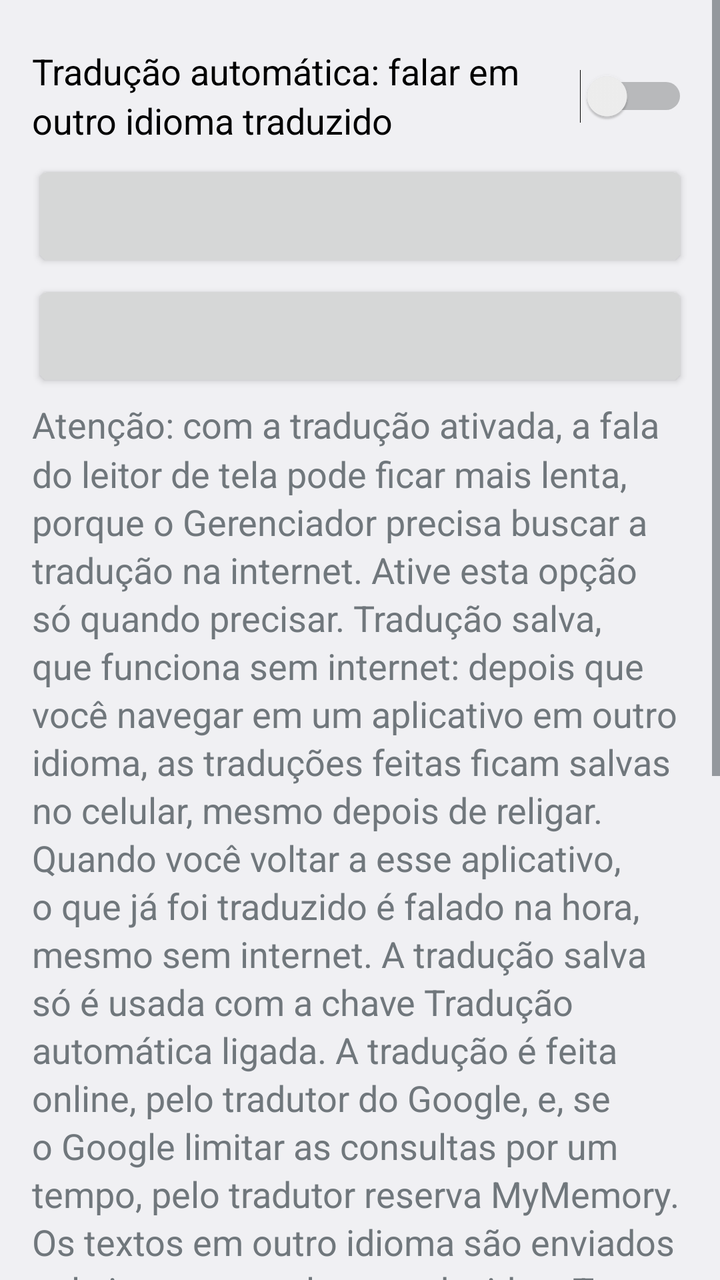
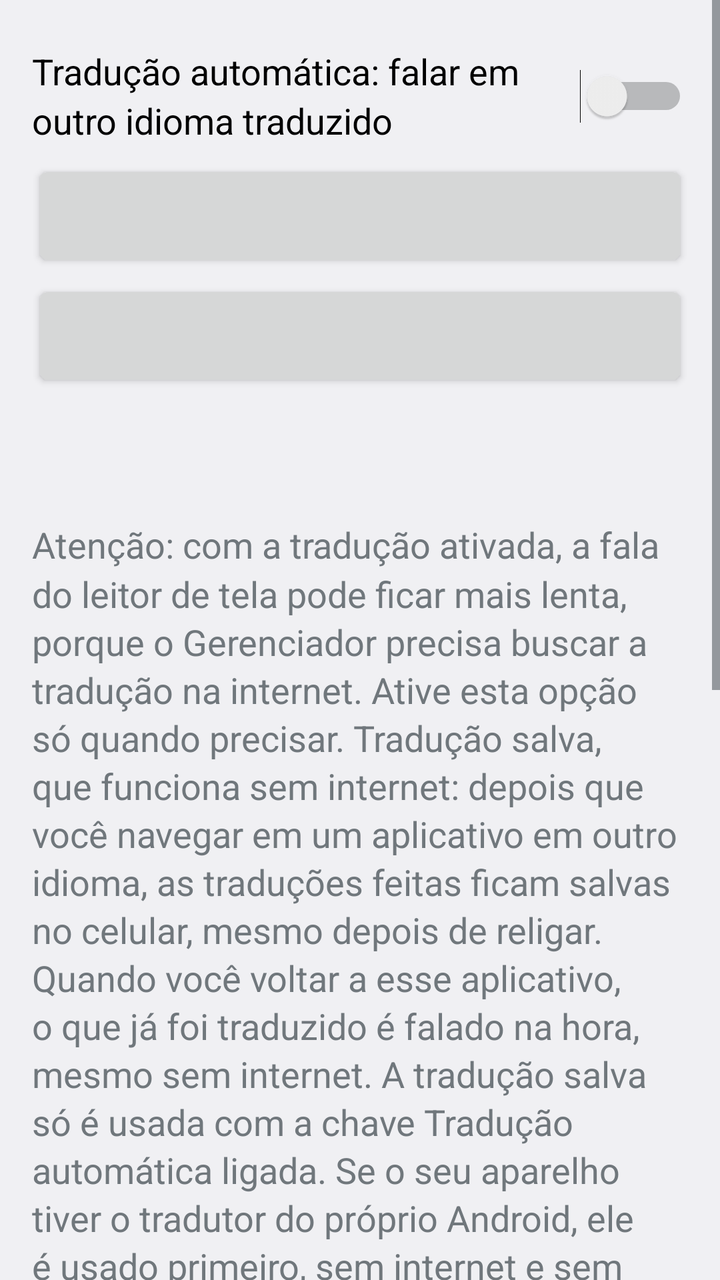

Compare the two renders of this Android layout. The source of the first and the diff that turns it into the second are given below.
<!-- AndroidManifest.xml: application theme AppTheme -->
<!-- res/layout/activity_translation.xml -->
<?xml version="1.0" encoding="utf-8"?>
<ScrollView xmlns:android="http://schemas.android.com/apk/res/android"
    android:layout_width="match_parent"
    android:layout_height="match_parent"
    android:fillViewport="true">

    <LinearLayout
        android:layout_width="match_parent"
        android:layout_height="wrap_content"
        android:orientation="vertical"
        android:padding="16dp">

        <Switch
            android:id="@+id/switch_translate"
            style="@style/Row"
            android:text="@string/translate_switch" />

        <Button
            android:id="@+id/btn_source"
            style="@style/Row" />

        <Button
            android:id="@+id/btn_target"
            style="@style/Row" />

        <TextView
            style="@style/Row"
            android:focusable="true"
            android:text="@string/translate_note" />

        <EditText
            android:id="@+id/edit_test"
            style="@style/Row"
            android:hint="@string/hint_test_text"
            android:importantForAutofill="no"
            android:inputType="textMultiLine|textCapSentences"
            android:text="@string/translate_test_text" />

        <Button
            android:id="@+id/btn_test"
            style="@style/Row"
            android:text="@string/translate_listen" />

        <Button
            android:id="@+id/btn_clear_saved"
            style="@style/Row" />

        <Button
            android:id="@+id/btn_help"
            style="@style/Row"
            android:text="@string/audio_help_button" />
    </LinearLayout>
</ScrollView>
<!-- resources referenced by this layout -->
<resources>
  <string name="audio_help_button">Caso tenha problemas, toque aqui para saber o motivo</string>
  <string name="hint_test_text">Texto para testar a voz</string>
  <string name="translate_listen">Ouvir a tradução</string>
  <string name="translate_note">Atenção: com a tradução ativada, a fala do leitor de tela pode ficar mais lenta, porque o Gerenciador precisa buscar a tradução na internet. Ative esta opção só quando precisar.
  
  Tradução salva, que funciona sem internet: depois que você navegar em um aplicativo em outro idioma, as traduções feitas ficam salvas no celular, mesmo depois de religar. Quando você voltar a esse aplicativo, o que já foi traduzido é falado na hora, mesmo sem internet. A tradução salva só é usada com a chave Tradução automática ligada.
  
  A tradução é feita online, pelo tradutor do Google, e, se o Google limitar as consultas por um tempo, pelo tradutor reserva MyMemory. Os textos em outro idioma são enviados pela internet e voltam traduzidos. Textos que já estão no idioma de destino não são enviados. Se a internet ou os tradutores falharem, o texto ainda não traduzido é lido no idioma original.</string>
  <string name="translate_switch">Tradução automática: falar em outro idioma traduzido</string>
  <string name="translate_test_text">Hello! This text is in English. If you can hear it in your language, the translation is working.</string>
  <style name="Row">
          <item name="android:layout_width">match_parent</item>
          <item name="android:layout_height">wrap_content</item>
          <item name="android:minHeight">56dp</item>
          <item name="android:layout_marginTop">4dp</item>
          
          <item name="android:textSize">18sp</item>
          <item name="android:textAllCaps">false</item>
          <item name="android:lineSpacingMultiplier">1.15</item>
          <item name="android:textColorHint">?android:attr/textColorSecondary</item>
      </style>
  <style name="AppTheme" parent="android:Theme.Material.Light.DarkActionBar" />
</resources>

<!-- the commit's change to res/layout/activity_translation.xml (unified diff, before → after) -->
@@ -22,6 +22,18 @@
         <Button
             android:id="@+id/btn_target"
             style="@style/Row" />
+
+        <TextView
+            android:id="@+id/txt_system"
+            style="@style/Row"
+            android:accessibilityLiveRegion="polite"
+            android:focusable="true" />
+
+        <Button
+            android:id="@+id/btn_system_download"
+            style="@style/Row"
+            android:text="@string/system_download"
+            android:visibility="gone" />
 
         <TextView
             style="@style/Row"
<!-- resource entries referenced after the edit -->
@@ -2,12 +2,13 @@
 <resources>
   <string name="audio_help_button">Caso tenha problemas, toque aqui para saber o motivo</string>
   <string name="hint_test_text">Texto para testar a voz</string>
+  <string name="system_download">Baixar idiomas do tradutor do Android</string>
   <string name="translate_listen">Ouvir a tradução</string>
   <string name="translate_note">Atenção: com a tradução ativada, a fala do leitor de tela pode ficar mais lenta, porque o Gerenciador precisa buscar a tradução na internet. Ative esta opção só quando precisar.
   
   Tradução salva, que funciona sem internet: depois que você navegar em um aplicativo em outro idioma, as traduções feitas ficam salvas no celular, mesmo depois de religar. Quando você voltar a esse aplicativo, o que já foi traduzido é falado na hora, mesmo sem internet. A tradução salva só é usada com a chave Tradução automática ligada.
   
-  A tradução é feita online, pelo tradutor do Google, e, se o Google limitar as consultas por um tempo, pelo tradutor reserva MyMemory. Os textos em outro idioma são enviados pela internet e voltam traduzidos. Textos que já estão no idioma de destino não são enviados. Se a internet ou os tradutores falharem, o texto ainda não traduzido é lido no idioma original.</string>
+  Se o seu aparelho tiver o tradutor do próprio Android, ele é usado primeiro, sem internet e sem limite. Senão, a tradução é feita online, pelo tradutor do Google, e, se o Google limitar as consultas por um tempo, pelo tradutor reserva MyMemory. Os textos em outro idioma são enviados pela internet e voltam traduzidos. Textos que já estão no idioma de destino não são enviados. Se a internet ou os tradutores falharem, o texto ainda não traduzido é lido no idioma original.</string>
   <string name="translate_switch">Tradução automática: falar em outro idioma traduzido</string>
   <string name="translate_test_text">Hello! This text is in English. If you can hear it in your language, the translation is working.</string>
   <style name="Row">
